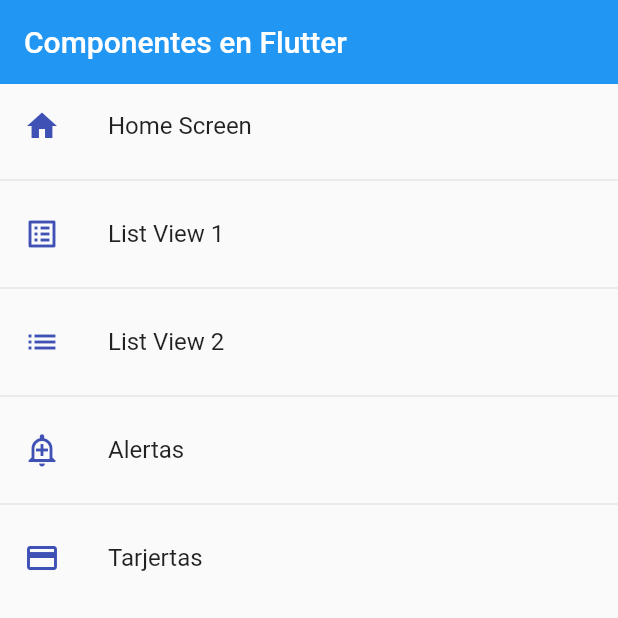
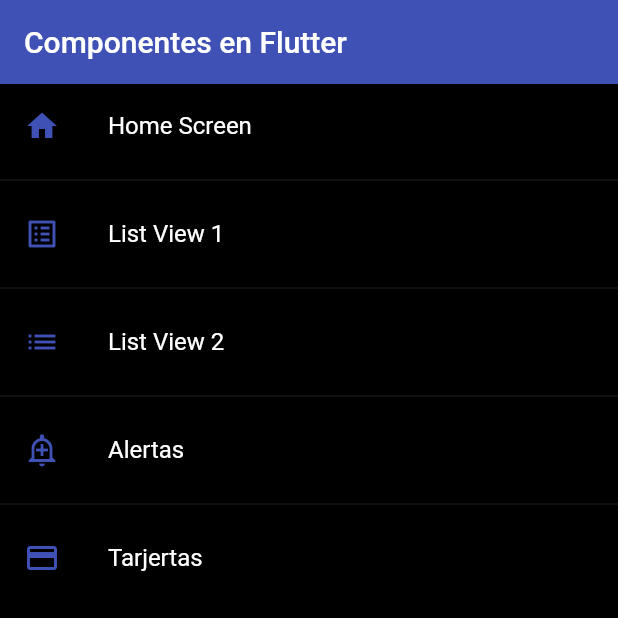
Before and after one commit to AgnosticSix/fl_components, a Flutter app: the screen it shows after launch, on a phone screen of 412 x 824 dp, the top half of it. Run offline on Flutter 3.47's test engine with Material 2 defaults, Android fonts, the phone set to English and light mode, and no system bars.

Commit message:
app theme added

```diff
--- /dev/null
+++ b/lib/Theme/app_theme.dart
@@ -0,0 +1,20 @@
+import 'package:flutter/material.dart';
+
+class AppTheme {
+  static const Color primary = Colors.indigo;
+
+  static final ThemeData lightTheme = ThemeData.light().copyWith(
+      //color primerio
+      primaryColor: primary,
+
+      //appbartheme
+      appBarTheme: const AppBarTheme(color: primary, elevation: 0));
+
+  static final ThemeData darkTheme = ThemeData.dark().copyWith(
+      //color primerio
+      primaryColor: primary,
+
+      //appbartheme
+      appBarTheme: const AppBarTheme(color: primary, elevation: 0),
+      scaffoldBackgroundColor: Colors.black);
+}
--- a/lib/main.dart
+++ b/lib/main.dart
@@ -1,5 +1,5 @@
+import 'package:fl_components/Theme/app_theme.dart';
 import 'package:fl_components/router/app_routes.dart';
-import 'package:fl_components/screens/screens.dart';
 import 'package:flutter/material.dart';
 
 void main() => runApp(const MyApp());
@@ -15,6 +15,7 @@ class MyApp extends StatelessWidget {
         //home: const Listview2Screen(),
         initialRoute: AppRoutes.initialRoute,
         routes: AppRoutes.getAppRoutes(),
-        onGenerateRoute: AppRoutes.onGenerateRoute);
+        onGenerateRoute: AppRoutes.onGenerateRoute,
+        theme: AppTheme.darkTheme);
   }
 }
--- a/lib/screens/home_screen.dart
+++ b/lib/screens/home_screen.dart
@@ -1,3 +1,4 @@
+import 'package:fl_components/Theme/app_theme.dart';
 import 'package:fl_components/router/app_routes.dart';
 import 'package:fl_components/screens/alert_screen.dart';
 import 'package:flutter/material.dart';
@@ -11,14 +12,13 @@ class HomeScreen extends StatelessWidget {
     return Scaffold(
         appBar: AppBar(
           title: const Text('Componentes en Flutter'),
-          elevation: 0,
         ),
         body: ListView.separated(
             itemBuilder: (context, i) => ListTile(
                   title: Text(menuOptions[i].name),
                   leading: Icon(
                     menuOptions[i].icon,
-                    color: Colors.indigo,
+                    color: AppTheme.primary,
                   ),
                   onTap: () {
                     Navigator.pushNamed(context, menuOptions[i].route);
--- a/lib/screens/listview2_screen.dart
+++ b/lib/screens/listview2_screen.dart
@@ -31,8 +31,6 @@ class Listview2Screen extends StatelessWidget {
     return Scaffold(
         appBar: AppBar(
           title: const Text('Listview Tipo 2'),
-          elevation: 0,
-          backgroundColor: Colors.indigo,
         ),
         body: ListView.separated(
             itemBuilder: (context, index) => ListTile(
```
